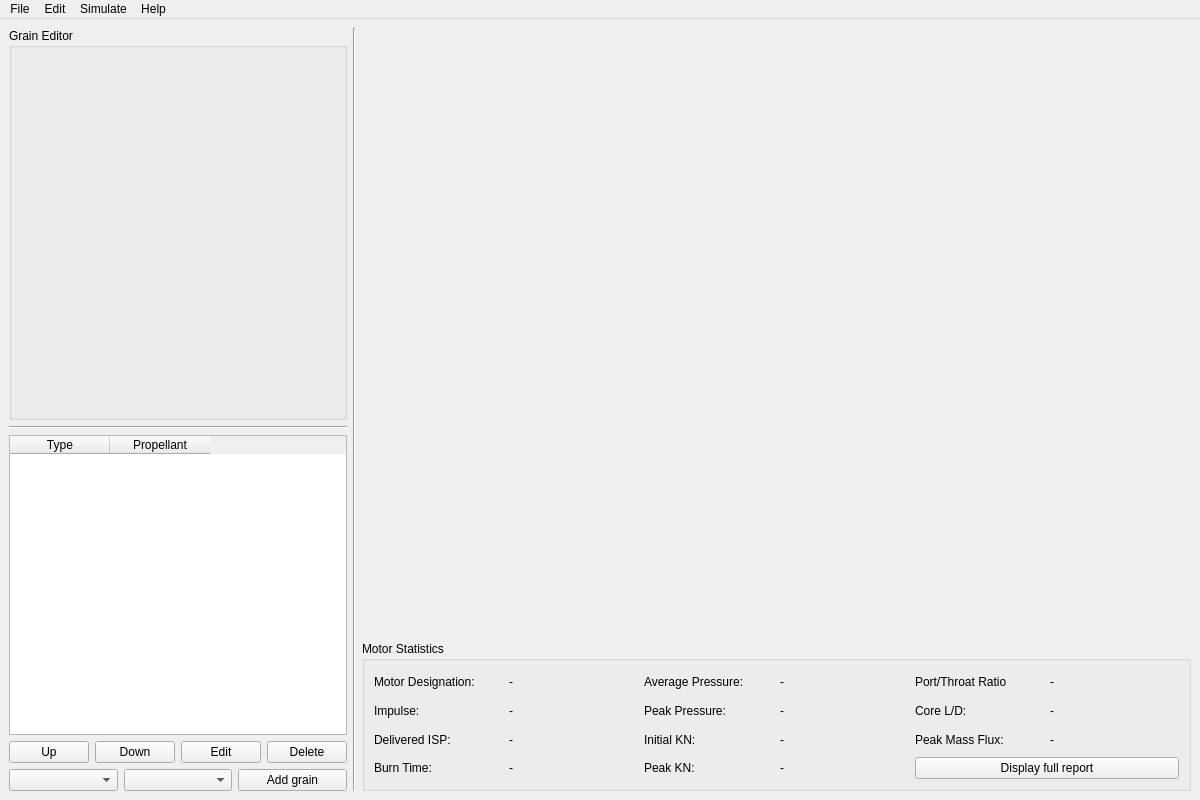
The window that MainWindow.ui (reilleya/openMotor) describes before a commit, drawn with Qt 5.
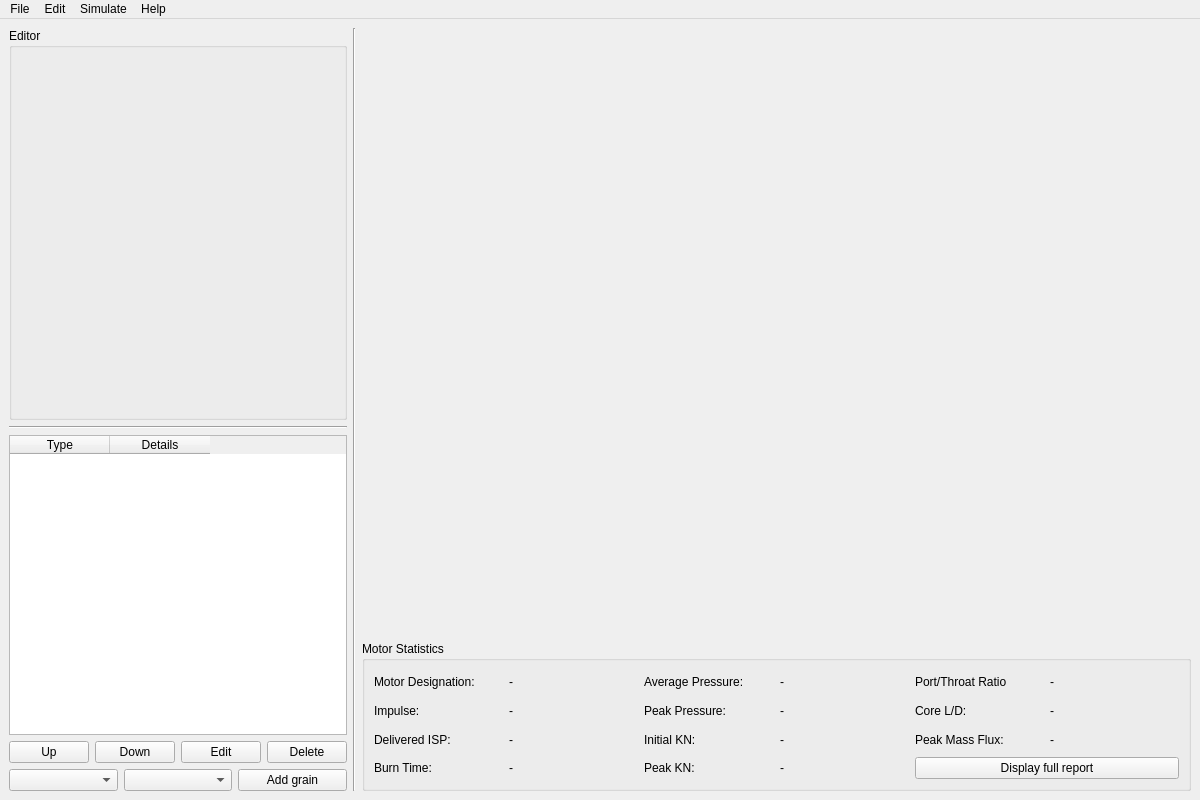
The same window after the commit. Custom widgets are drawn as their Qt base class.

Commit message: Added end burning grains, tweaked grain table

Diff of the .ui file:
```diff
--- a/MainWindow.ui
+++ b/MainWindow.ui
@@ -37,8 +37,14 @@
      <layout class="QVBoxLayout" name="verticalLayout">
       <item>
        <widget class="grainEditor" name="grainEditor">
+        <property name="sizePolicy">
+         <sizepolicy hsizetype="Preferred" vsizetype="Expanding">
+          <horstretch>0</horstretch>
+          <verstretch>0</verstretch>
+         </sizepolicy>
+        </property>
         <property name="title">
-         <string>Grain Editor</string>
+         <string>Editor</string>
         </property>
         <layout class="QVBoxLayout" name="verticalLayout_3">
          <property name="leftMargin">
@@ -99,7 +105,7 @@
         </column>
         <column>
          <property name="text">
-          <string>Propellant</string>
+          <string>Details</string>
          </property>
         </column>
        </widget>
```
Left out of the diff: 12 changed lines with no effect on the pictures. The commit also changes 3 other files.
